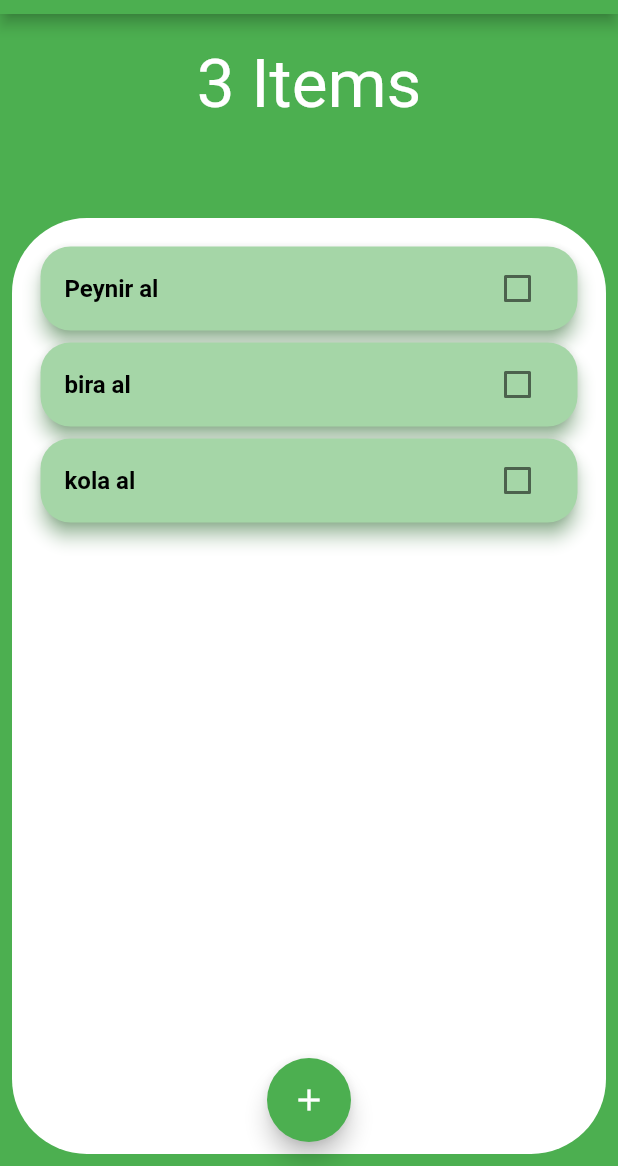
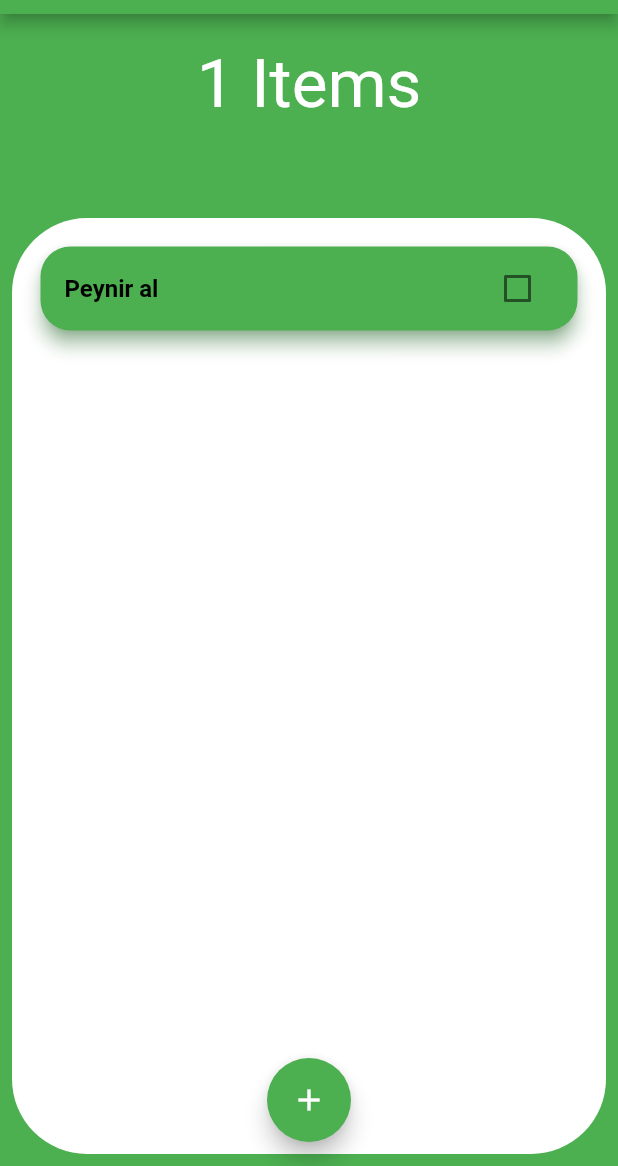
Before and after one commit to hakanglg/to_do_app, a Flutter app: the screen it shows after launch, on a phone screen of 412 x 824 dp, the part 70-1236 px from its top. Run offline on Flutter 3.47's test engine with Material 2 defaults, Android fonts, the phone set to English and light mode, and no system bars.

Commit message:
after refactoring - before shared preferences

```diff
--- a/lib/models/color_theme_data.dart
+++ b/lib/models/color_theme_data.dart
@@ -9,7 +9,9 @@ class ColorThemeData with ChangeNotifier {
       primarySwatch: Colors.green,
       primaryColor: Colors.green,
       scaffoldBackgroundColor: Colors.green,
-      accentColor: Colors.green,
+      accentColor: Colors.green.shade100,
+      floatingActionButtonTheme:
+          FloatingActionButtonThemeData(backgroundColor: Colors.green),
       appBarTheme: AppBarTheme(color: Colors.green));
 
   final ThemeData redTheme = ThemeData(
@@ -20,7 +22,9 @@ class ColorThemeData with ChangeNotifier {
       primarySwatch: Colors.red,
       primaryColor: Colors.red,
       scaffoldBackgroundColor: Colors.red,
-      accentColor: Colors.red,
+      accentColor: Colors.red.shade100,
+      floatingActionButtonTheme:
+          FloatingActionButtonThemeData(backgroundColor: Colors.red),
       appBarTheme: AppBarTheme(color: Colors.red));
 
   ThemeData _selectedThemeData = ThemeData(
--- a/lib/models/items_data.dart
+++ b/lib/models/items_data.dart
@@ -1,26 +1,28 @@
+import 'dart:collection';
+
 import 'package:flutter/material.dart';
 
 import 'item.dart';
 
 class ItemData with ChangeNotifier {
-  final List<Item> items = [
+  final List<Item> _items = [
     Item(title: 'Peynir al'),
-    Item(title: 'bira al'),
-    Item(title: 'kola al'),
   ];
 
   void toggletatus(int index) {
-    items[index].toggleStatus();
+    _items[index].toggleStatus();
     notifyListeners();
   }
 
   void addItem(String title) {
-    items.add(Item(title: title));
+    _items.add(Item(title: title));
     notifyListeners();
   }
 
   void deleteItem(int index) {
-    items.removeAt(index);
+    _items.removeAt(index);
     notifyListeners();
   }
+
+  UnmodifiableListView<Item> get items => UnmodifiableListView(_items) ;
 }
--- a/lib/screens/home_page.dart
+++ b/lib/screens/home_page.dart
@@ -12,22 +12,27 @@ class HomePage extends StatelessWidget {
   Widget build(BuildContext context) {
     return Scaffold(
       floatingActionButtonLocation: FloatingActionButtonLocation.centerFloat,
-      appBar: AppBar(
-        actions: [
-          IconButton(
-            icon: Icon(Icons.settings),
+      appBar: buildAppBar(context),
+      body: bodyPage(context),
+      floatingActionButton: buildFAB(context),
+    );
+  }
+
+  FloatingActionButton buildFAB(BuildContext context) {
+    return FloatingActionButton(
       onPressed: () {
-              Navigator.push(context,
-                  MaterialPageRoute(builder: (context) => SettingsPage()));
+        showModalBottomSheet(
+            shape:
+                RoundedRectangleBorder(borderRadius: BorderRadius.circular(25)),
+            context: context,
+            builder: (context) => ItemAdder());
       },
-          )
-        ],
-        title: Text(
-          'Get It Done',
-        ),
-        centerTitle: true,
-      ),
-      body: Column(
+      child: Icon(Icons.add),
+    );
+  }
+
+  Column bodyPage(BuildContext context) {
+    return Column(
       children: [
         Expanded(
           flex: 1,
@@ -47,26 +52,27 @@ class HomePage extends StatelessWidget {
             child: Container(
               child: Padding(
                   padding: const EdgeInsets.all(15.0),
+                  child: Consumer<ItemData>(
+                    builder: (context, itemData, child) => Align(
+                      alignment: Alignment.topCenter,
                       child: ListView.builder(
+                        shrinkWrap: true,
+                        reverse: true,
                         itemCount: Provider.of<ItemData>(context).items.length,
                         itemBuilder: (BuildContext context, int index) {
                           return ItemCard(
-                          title:
-                              Provider.of<ItemData>(context).items[index].title,
-                          isDone: Provider.of<ItemData>(context)
-                              .items[index]
-                              .isDone,
+                              title: itemData.items[index].title,
+                              isDone: itemData.items[index].isDone,
                               toggleStatus: (bool) {
-                            Provider.of<ItemData>(context, listen: false)
-                                .toggletatus(index);
+                                itemData.toggletatus(index);
                               },
                               deleteItem: (_) {
-                            Provider.of<ItemData>(context, listen: false)
-                                .deleteItem(index);
+                                itemData.deleteItem(index);
                               });
                         },
                       ),
                     ),
+                  )),
               decoration: BoxDecoration(
                   color: Colors.white,
                   borderRadius: BorderRadius.all(Radius.circular(50))),
@@ -74,17 +80,24 @@ class HomePage extends StatelessWidget {
           ),
         )
       ],
+    );
+  }
+
+  AppBar buildAppBar(BuildContext context) {
+    return AppBar(
+      actions: [
+        IconButton(
+          icon: Icon(Icons.settings),
+          onPressed: () {
+            Navigator.push(context,
+                MaterialPageRoute(builder: (context) => SettingsPage()));
+          },
+        )
+      ],
+      title: Text(
+        'Get It Done',
       ),
-      floatingActionButton: FloatingActionButton(
-        onPressed: () {
-          showModalBottomSheet(
-              shape: RoundedRectangleBorder(
-                  borderRadius: BorderRadius.circular(25)),
-              context: context,
-              builder: (context) => ItemAdder());
-        },
-        child: Icon(Icons.add),
-      ),
+      centerTitle: true,
     );
   }
 }
--- a/lib/widgets/item_card.dart
+++ b/lib/widgets/item_card.dart
@@ -18,7 +18,9 @@ class ItemCard extends StatelessWidget {
       key: Key(title),
       onDismissed: deleteItem,
       child: Card(
-        color: isDone ? Colors.green.shade50 : Colors.green.shade200,
+        color: isDone
+            ? Theme.of(context).accentColor
+            : Theme.of(context).primaryColor,
         elevation: isDone ? 1 : 5,
         shadowColor: Theme.of(context).primaryColor,
         shape: RoundedRectangleBorder(borderRadius: BorderRadius.circular(20)),
```
Lines whose indentation alone changed are shown as unchanged.
